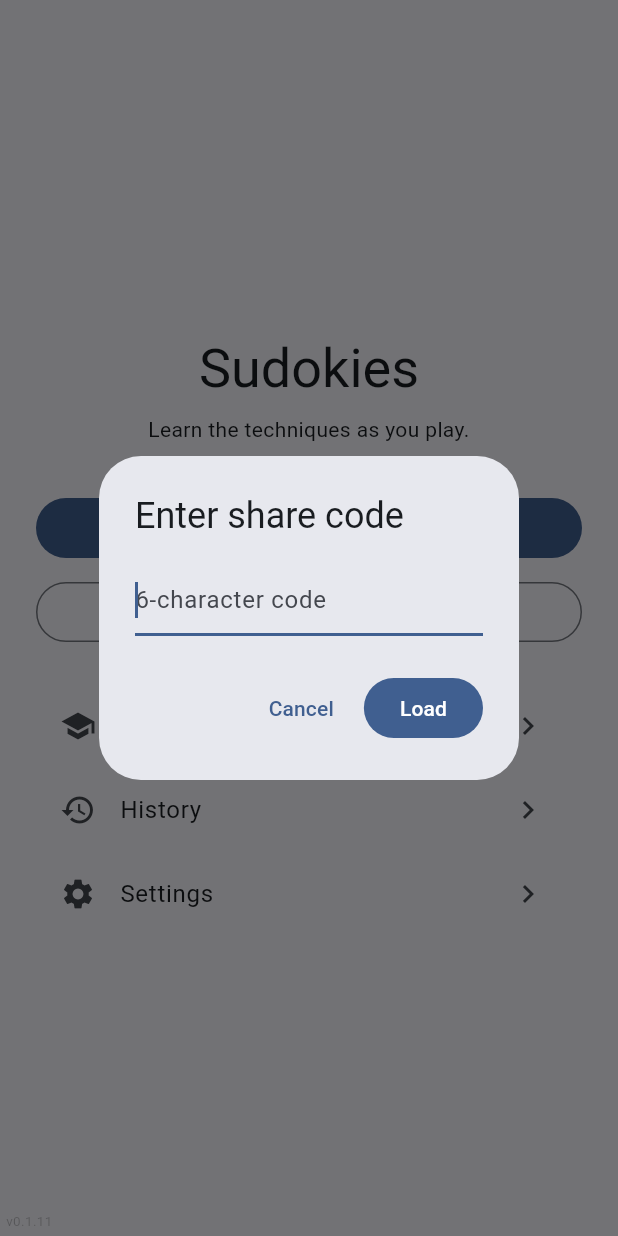
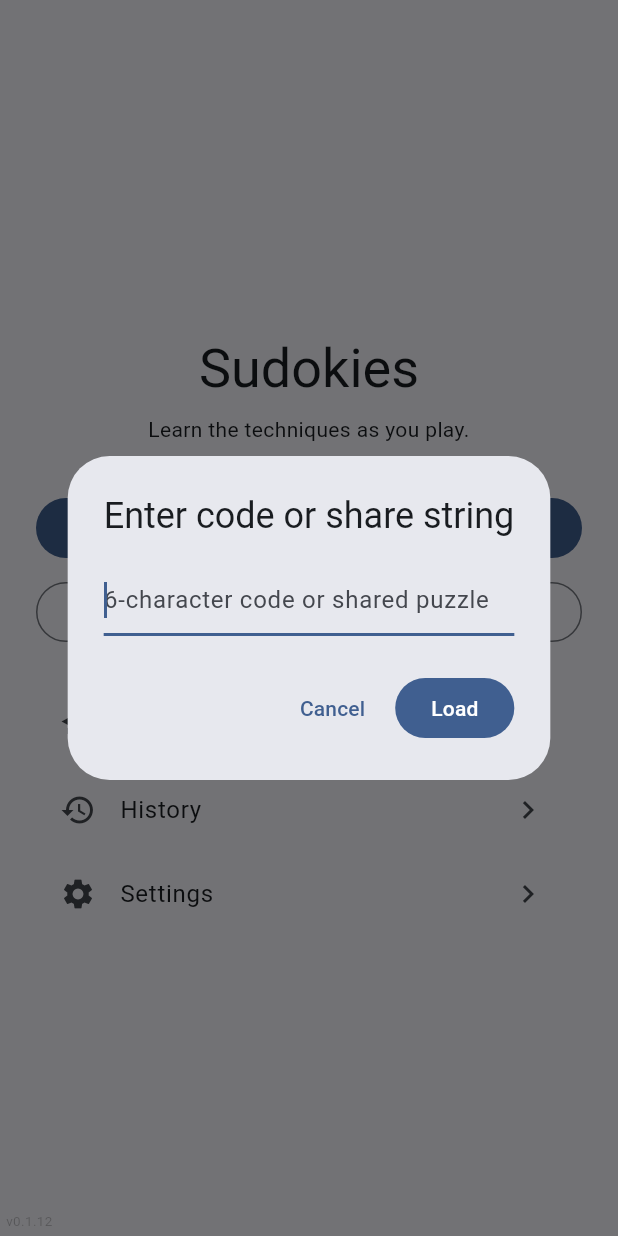
Before and after one commit to TheLastKiwi/sudokies, a Flutter app: the screen it shows after launch, after a tap on "Enter Code", on a phone screen of 412 x 824 dp. Run offline on Flutter 3.47's test engine with Material 3 defaults, Android fonts, the phone set to English and light mode, and no system bars; our stand-ins replace shared_preferences.

Commit message:
Render killer cages and make variant puzzles playable (M2)
Adds a ConstraintOverlayPainter that draws dashed cage outlines and sum labels
over the board, wired into BoardWidget behind an IgnorePointer. GameState now
threads the puzzle's constraints into the hint engine so cage techniques surface
alongside classic ones; GameScreen shows the variant name and copies the
self-contained encode() share string; Home's "Enter code" now accepts a
SUDOKIES1 share string and decodes it to play. A tool/ helper generates sample
killer share strings for verification.

Co-Authored-By: Claude Opus 4.8 <noreply@anthropic.com>

```diff
--- a/lib/app.dart
+++ b/lib/app.dart
@@ -9,7 +9,7 @@ import 'ui/home_screen.dart';
 import 'ui/theme.dart';
 
 /// Displayed version label. Bump alongside `version` in pubspec.yaml.
-const String appVersion = 'v0.1.11';
+const String appVersion = 'v0.1.12';
 
 /// Shared app-wide services, created once at startup.
 class Services {
--- a/lib/state/game_state.dart
+++ b/lib/state/game_state.dart
@@ -7,6 +7,7 @@ import '../data/history_record.dart';
 import '../data/history_store.dart';
 import '../data/puzzle.dart';
 import '../data/technique_library.dart';
+import '../engine/constraints/constraint.dart';
 import '../engine/grid.dart';
 import '../engine/hint.dart';
 import '../engine/step.dart';
@@ -66,6 +67,11 @@ class GameState extends ChangeNotifier {
   /// The currently active note layer. Reads and edits flow to this list, so
   /// existing UI and hint code transparently see the layer the player chose.
   List<int> get candidates => notesFillActive ? _auto : _manual;
+
+  /// Variant constraints for this puzzle (empty for classic). Passed to the
+  /// hint engine so cage/line/etc. techniques surface alongside the classic
+  /// ones.
+  List<Constraint> get _constraints => puzzle.variant?.constraints ?? const [];
 
   int? selectedCell;
   EntryMode mode = EntryMode.fill;
@@ -377,7 +383,7 @@ class GameState extends ChangeNotifier {
           );
           return;
         }
-        var step = nextHint(entries, candidates);
+        var step = nextHint(entries, candidates, _constraints);
         if (step == null) {
           _showMessageHint(
             name: 'Add more notes',
@@ -397,12 +403,13 @@ class GameState extends ChangeNotifier {
           // removes some of the player's existing notes; failing that, if a
           // fuller candidate grid would reveal a strictly easier technique,
           // nudge them to add notes rather than teach the hard one.
-          final removal = noteRemovalHint(entries, candidates, puzzle.difficulty);
+          final removal =
+              noteRemovalHint(entries, candidates, puzzle.difficulty, _constraints);
           if (removal != null) {
             step = removal;
             info = library.byId(step.strategyId);
           } else {
-            final fullStep = nextHint(entries);
+            final fullStep = nextHint(entries, null, _constraints);
             final fullTier = fullStep == null
                 ? null
                 : (library.byId(fullStep.strategyId)?.tier ??
--- a/lib/ui/game_screen.dart
+++ b/lib/ui/game_screen.dart
@@ -124,6 +124,7 @@ class _GameScreenState extends State<GameScreen> {
                                 wrongCells: _wrongCells(),
                                 hideContent: game.paused,
                                 onTapCell: game.selectCell,
+                                variant: game.puzzle.variant,
                               ),
                               const SizedBox(height: 16),
                               ControlsBar(game: game),
@@ -158,7 +159,10 @@ class _GameScreenState extends State<GameScreen> {
           Column(
             crossAxisAlignment: CrossAxisAlignment.start,
             children: [
-              Text(game.puzzle.difficulty.label,
+              Text(
+                  game.puzzle.isVariant
+                      ? '${game.puzzle.variant!.name} (${game.puzzle.difficulty.label})'
+                      : game.puzzle.difficulty.label,
                   style: Theme.of(context).textTheme.titleMedium),
               InkWell(
                 onTap: _copyCode,
@@ -222,9 +226,16 @@ class _GameScreenState extends State<GameScreen> {
   }
 
   void _copyCode() {
-    Clipboard.setData(ClipboardData(text: game.puzzle.code));
+    // Variant puzzles can't be looked up by a short code, so share the whole
+    // self-contained encoded string; classic puzzles share their 6-char code.
+    final isVariant = game.puzzle.isVariant;
+    Clipboard.setData(ClipboardData(
+        text: isVariant ? game.puzzle.encode() : game.puzzle.code));
     ScaffoldMessenger.of(context).showSnackBar(
-      SnackBar(content: Text('Copied code ${game.puzzle.code}')),
+      SnackBar(
+          content: Text(isVariant
+              ? 'Copied share code to clipboard'
+              : 'Copied code ${game.puzzle.code}')),
     );
   }
 }
--- a/lib/ui/home_screen.dart
+++ b/lib/ui/home_screen.dart
@@ -79,15 +79,15 @@ class _HomeScreenState extends State<HomeScreen> {
 
   Future<void> _enterCode() async {
     final controller = TextEditingController();
-    final code = await showDialog<String>(
+    final input = await showDialog<String>(
       context: context,
       builder: (ctx) => AlertDialog(
-        title: const Text('Enter share code'),
+        title: const Text('Enter code or share string'),
         content: TextField(
           controller: controller,
           autofocus: true,
-          textCapitalization: TextCapitalization.characters,
-          decoration: const InputDecoration(hintText: '6-character code'),
+          decoration: const InputDecoration(
+              hintText: '6-character code or shared puzzle'),
           onSubmitted: (v) => Navigator.pop(ctx, v),
         ),
         actions: [
@@ -99,10 +99,25 @@ class _HomeScreenState extends State<HomeScreen> {
         ],
       ),
     );
-    if (code == null || code.trim().isEmpty) return;
+    final text = input?.trim() ?? '';
+    if (text.isEmpty) return;
+
+    // A pasted variant puzzle is self-contained — decode it directly rather
+    // than looking it up in the code-based bank.
+    if (text.startsWith('SUDOKIES1:')) {
+      try {
+        final puzzle = Puzzle.decode(text);
+        if (!mounted) return;
+        await _open(_gameFor(puzzle));
+      } catch (_) {
+        _showError('That shared puzzle could not be read.');
+      }
+      return;
+    }
+
     setState(() => _loading = true);
     try {
-      final puzzle = await services.repository.byCode(code);
+      final puzzle = await services.repository.byCode(text.toUpperCase());
       if (!mounted) return;
       await _open(_gameFor(puzzle));
     } on PuzzleNotFound catch (e) {
--- a/lib/ui/theme.dart
+++ b/lib/ui/theme.dart
@@ -36,6 +36,9 @@ class BoardColors {
   final Color pencil;
   final Color pencilHighlight;
 
+  /// Dashed cage outlines and sum labels for variant (killer) overlays.
+  final Color cage;
+
   const BoardColors({
     required this.cell,
     required this.given,
@@ -49,6 +52,7 @@ class BoardColors {
     required this.gridLineThick,
     required this.pencil,
     required this.pencilHighlight,
+    required this.cage,
   });
 
   static const light = BoardColors(
@@ -64,6 +68,7 @@ class BoardColors {
     gridLineThick: Color(0xFF37474F),
     pencil: Color(0xFF607D8B),
     pencilHighlight: Colors.black,
+    cage: Color(0xFF455A64),
   );
 
   static const dark = BoardColors(
@@ -79,6 +84,7 @@ class BoardColors {
     gridLineThick: Color(0xFFB0BEC5),
     pencil: Color(0xFF90A4AE),
     pencilHighlight: Colors.white,
+    cage: Color(0xFFCFD8DC),
   );
 
   static BoardColors of(BuildContext context) =>
--- a/pubspec.yaml
+++ b/pubspec.yaml
@@ -1,7 +1,7 @@
 name: sudokies
 description: "A new Flutter project."
 publish_to: 'none'
-version: 0.1.11
+version: 0.1.12
 
 environment:
   sdk: '>=3.4.4 <4.0.0'
```
Also changed, not shown: lib/ui/board_widget.dart (+32 -7 lines), lib/ui/constraint_overlay.dart (added, +106 -0 lines), tool/sample_killer.dart (added, +42 -0 lines), 2 other files.
